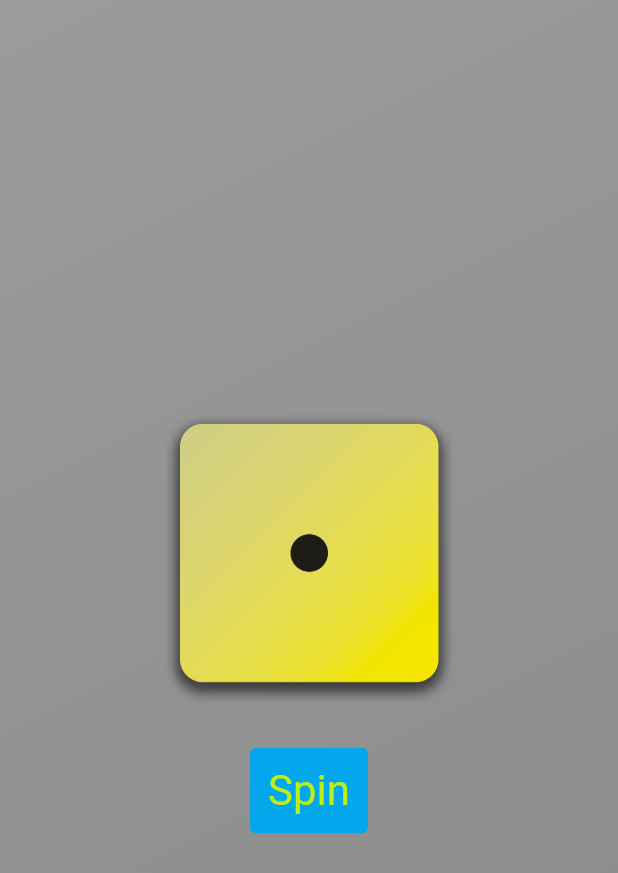
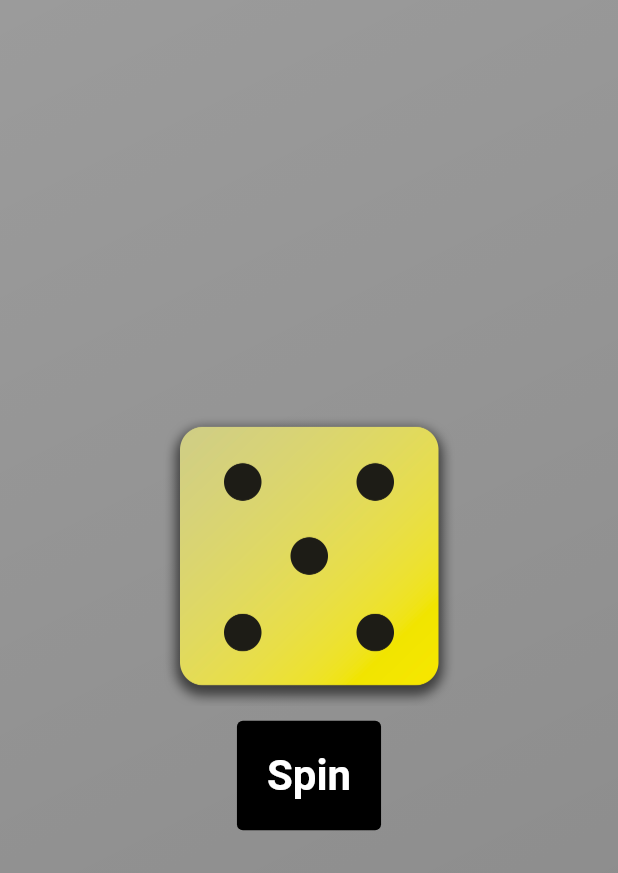
Before and after one commit to vinhngtr/Application_todo_app, a Flutter app: the screen it shows after launch, after a tap on "Spin", on a phone screen of 412 x 824 dp. Shown: the top 873 px of the screen. Run offline on Flutter 3.47's test engine with Material 2 defaults, Android fonts, the phone set to English and light mode, and no system bars.

Commit message:
upload stateFull

```diff
--- a/lib/gradient.dart
+++ b/lib/gradient.dart
@@ -1,11 +1,16 @@
 import 'package:flutter/material.dart';
+// import 'package:todoapp/gradient.dart';
+import 'package:todoapp/statefull.dart';
+
+const tL = Alignment.topLeft;
+const bR = Alignment.bottomRight;
 
 class GradientContainer extends StatelessWidget {
   const GradientContainer(this.color1, this.color2, {super.key});
 
   final Color color1;
   final Color color2;
-  void pressed() {}
+
   @override
   Widget build(BuildContext context) {
     return Container(
@@ -16,28 +21,8 @@ class GradientContainer extends StatelessWidget {
           end: Alignment.bottomRight,
         ),
       ),
-      child: Center(
-        child: Column(mainAxisSize: MainAxisSize.min, children: [
-          Image.asset(
-            'assets/images/dice-1.png',
-            width: 200,
-          ),
-          const SizedBox(
-            height: 30,
-          ),
-          TextButton(
-            onPressed: pressed,
-            style: TextButton.styleFrom(
-              foregroundColor: const Color.fromARGB(255, 188, 240, 20),
-              backgroundColor: const Color.fromARGB(255, 4, 167, 236),
-              textStyle: const TextStyle(
-                fontSize: 28,
-              ),
-              padding: const EdgeInsets.all(12.0),
-            ),
-            child: const Text('Spin'),
-          ),
-        ]),
+      child: const Center(
+        child: Diceroll(),
       ),
     );
   }
--- a/lib/main.dart
+++ b/lib/main.dart
@@ -7,6 +7,7 @@ void main() {
       home: Scaffold(
         body: GradientContainer(Colors.black38, Colors.black45),
       ),
+      title: 'Application TODO',
     ),
   );
 }
--- /dev/null
+++ b/lib/statefull.dart
@@ -0,0 +1,55 @@
+import 'package:flutter/material.dart';
+import 'dart:math';
+
+class Diceroll extends StatefulWidget {
+  const Diceroll({super.key});
+  @override
+  State<Diceroll> createState() => _DicerollState();
+}
+
+class _DicerollState extends State<Diceroll> {
+  var activebtn = 'assets/images/dice-2.png';
+  int count = 0;
+  int countN = 0;
+  void pressed() {
+    setState(() {
+      count = Random().nextInt(6) + 1;
+      if (count != countN) {
+        activebtn = 'assets/images/dice-$count.png';
+        countN = count;
+      } else {
+        count = Random().nextInt(6) + 1;
+      }
+    });
+  }
+
+  @override
+  Widget build(context) {
+    return Column(
+      mainAxisSize: MainAxisSize.min,
+      children: [
+        Image.asset(
+          activebtn,
+          width: 200,
+        ),
+        const SizedBox(
+          width: 10,
+          height: 10,
+        ),
+        TextButton(
+          onPressed: pressed,
+          style: TextButton.styleFrom(
+            foregroundColor: const Color.fromARGB(255, 255, 255, 255),
+            backgroundColor: const Color.fromARGB(255, 0, 0, 0),
+            textStyle: const TextStyle(
+              fontSize: 28,
+              fontWeight: FontWeight.w600,
+            ),
+            padding: const EdgeInsets.all(20.0),
+          ),
+          child: const Text('Spin'),
+        ),
+      ],
+    );
+  }
+}
```
Also changed, not shown: 1 other file.
